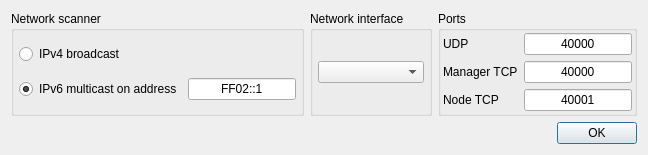
Qt form app/gui/networkconfigurationwindow/networkconfigurationwindow.ui (olerapx/VLSI-Designer) before a commit.
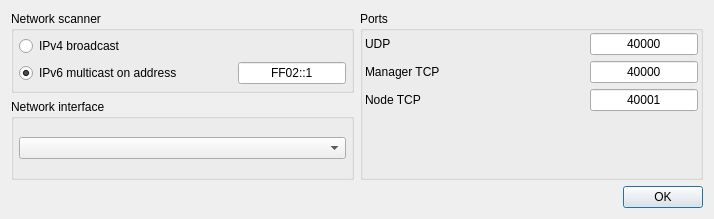
The same form after that commit.

Patch:
```diff
--- a/app/gui/networkconfigurationwindow/networkconfigurationwindow.ui
+++ b/app/gui/networkconfigurationwindow/networkconfigurationwindow.ui
@@ -6,8 +6,8 @@
    <rect>
     <x>0</x>
     <y>0</y>
-    <width>647</width>
-    <height>148</height>
+    <width>714</width>
+    <height>219</height>
    </rect>
   </property>
   <property name="sizePolicy">
@@ -19,10 +19,12 @@
   <property name="windowTitle">
    <string>Network configuration</string>
   </property>
-  <layout class="QVBoxLayout" name="verticalLayout_3">
+  <layout class="QVBoxLayout" name="verticalLayout_4">
    <item>
     <layout class="QHBoxLayout" name="horizontalLayout_3">
      <item>
+      <layout class="QVBoxLayout" name="verticalLayout_3">
+       <item>
       <widget class="QGroupBox" name="ipGroupBox">
        <property name="title">
         <string>Network scanner</string>
@@ -107,6 +109,8 @@
        </layout>
       </widget>
      </item>
+      </layout>
+     </item>
      <item>
       <widget class="QGroupBox" name="portGroupBox">
        <property name="title">
@@ -206,6 +210,19 @@
           </item>
          </layout>
         </item>
+        <item>
+         <spacer name="verticalSpacer">
+          <property name="orientation">
+           <enum>Qt::Vertical</enum>
+          </property>
+          <property name="sizeHint" stdset="0">
+           <size>
+            <width>20</width>
+            <height>40</height>
+           </size>
+          </property>
+         </spacer>
+        </item>
        </layout>
       </widget>
      </item>
```
Lines whose indentation alone changed are shown as unchanged.
